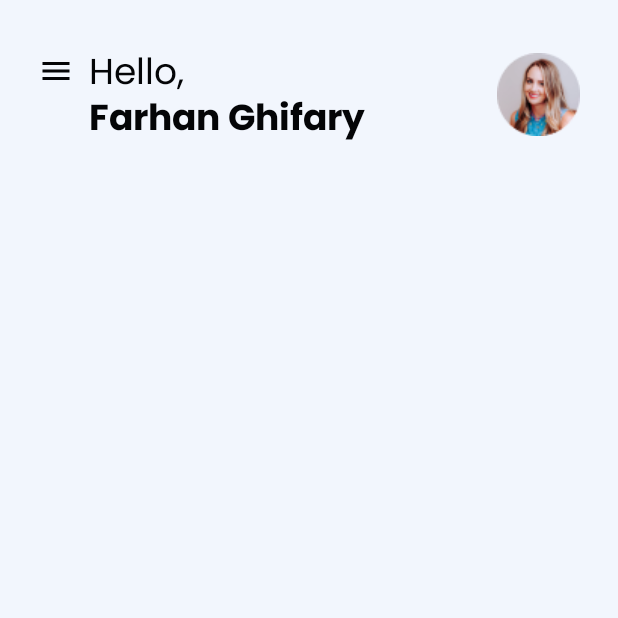
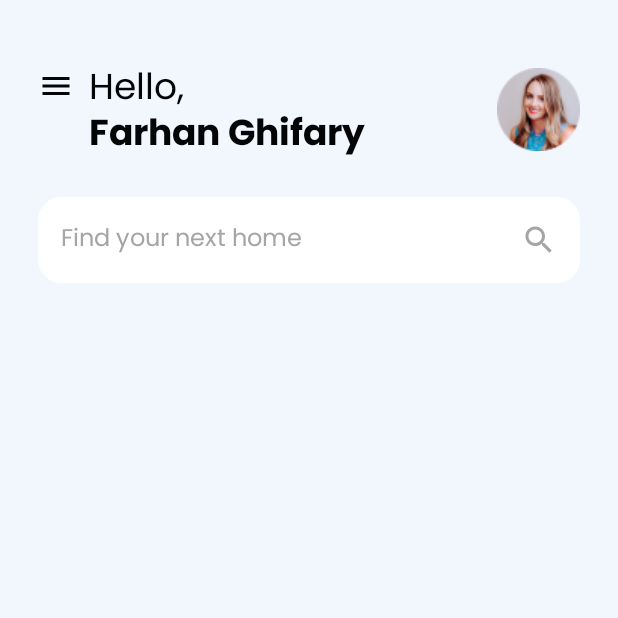
Before and after one commit to gustonecrush/android-golekos-ui-app, an Android app: the screen it shows after launch (MainActivity), on a phone screen of 412 x 824 dp, the top half of it. Run offline under Robolectric (Android 15) with nearby library versions, the phone set to English and light mode, and no system bars.

Commit message:
build search bar section successfully

```diff
--- /dev/null
+++ b/app/src/main/res/drawable/ic_search.xml
@@ -0,0 +1,5 @@
+<vector android:height="24dp" android:tint="#A5A5A5"
+    android:viewportHeight="24" android:viewportWidth="24"
+    android:width="24dp" xmlns:android="http://schemas.android.com/apk/res/android">
+    <path android:fillColor="@android:color/white" android:pathData="M15.5,14h-0.79l-0.28,-0.27C15.41,12.59 16,11.11 16,9.5 16,5.91 13.09,3 9.5,3S3,5.91 3,9.5 5.91,16 9.5,16c1.61,0 3.09,-0.59 4.23,-1.57l0.27,0.28v0.79l5,4.99L20.49,19l-4.99,-5zM9.5,14C7.01,14 5,11.99 5,9.5S7.01,5 9.5,5 14,7.01 14,9.5 11.99,14 9.5,14z"/>
+</vector>
--- /dev/null
+++ b/app/src/main/res/drawable/radius_sm.xml
@@ -0,0 +1,5 @@
+<?xml version="1.0" encoding="utf-8"?>
+<shape android:shape="rectangle" xmlns:android="http://schemas.android.com/apk/res/android">
+    <solid android:color="@color/gray_color" />
+    <corners android:radius="15sp" />
+</shape>
--- a/app/src/main/res/layout/activity_main.xml
+++ b/app/src/main/res/layout/activity_main.xml
@@ -15,7 +15,7 @@
         android:layout_width="match_parent"
         android:layout_height="wrap_content"
         android:paddingHorizontal="25sp"
-        android:paddingTop="30sp"
+        android:paddingTop="40sp"
         >
 
         <!--  Menu and Greeting  -->
@@ -87,6 +87,42 @@
     <!--  End of Header Section  -->
 
     <!--  Search Bar Section  -->
+    <RelativeLayout
+        android:id="@+id/search_bar_section"
+        android:layout_below="@id/header_section"
+        android:layout_width="match_parent"
+        android:layout_height="wrap_content"
+        android:layout_marginHorizontal="25sp"
+        android:padding="15sp"
+        android:background="@drawable/radius_sm"
+        android:backgroundTint="@color/white_color"
+        android:layout_marginTop="20sp"
+        >
+
+        <!--  Text Edit  -->
+        <EditText
+            android:layout_alignParentLeft="true"
+            android:layout_width="wrap_content"
+            android:layout_height="wrap_content"
+            android:hint="Find your next home"
+            android:fontFamily="@font/poppinsregular"
+            android:textColor="@color/dark_color"
+            android:textSize="16sp"
+            android:textColorHint="@color/gray_color"
+            android:background="@color/white_color"
+            android:layout_centerVertical="true"
+            />
+
+        <!--  Icon  -->
+        <ImageView
+            android:layout_alignParentRight="true"
+            android:layout_width="wrap_content"
+            android:layout_height="wrap_content"
+            android:src="@drawable/ic_search"
+            android:layout_centerVertical="true"
+            />
+
+    </RelativeLayout>
     <!--  End of Search Bar Section  -->
 
     <!--  Banner Section  -->
```
